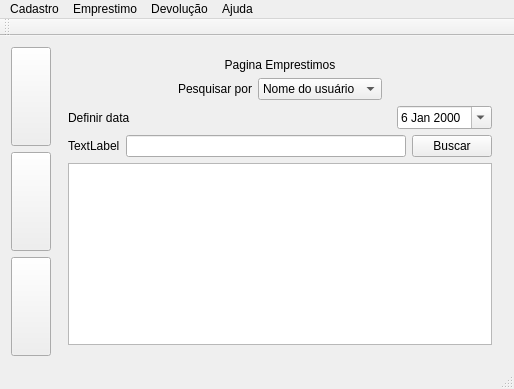
The window that BibliotecaQT/mainwindow.ui (andersori/Projeto-BD) describes before a commit, drawn with Qt 5.
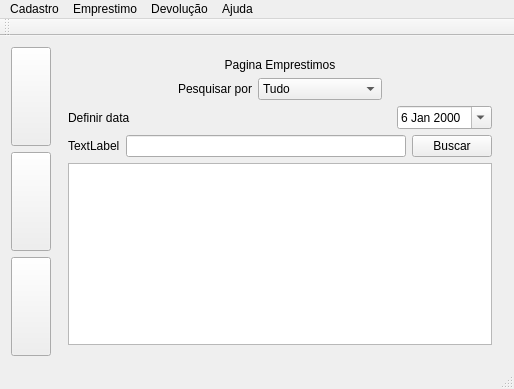
The same window after the commit. The open tabs and pages were chosen to show the change.

The edit to the form file:
```diff
--- a/BibliotecaQT/mainwindow.ui
+++ b/BibliotecaQT/mainwindow.ui
@@ -300,6 +300,11 @@
           </item>
           <item>
            <widget class="QComboBox" name="tipoDeBuscaEmprestimoCB">
+            <item>
+             <property name="text">
+              <string>Tudo</string>
+             </property>
+            </item>
             <item>
              <property name="text">
               <string>Nome do usuário</string>
```
Left out of the diff: 9 changed lines with no effect on the pictures.
